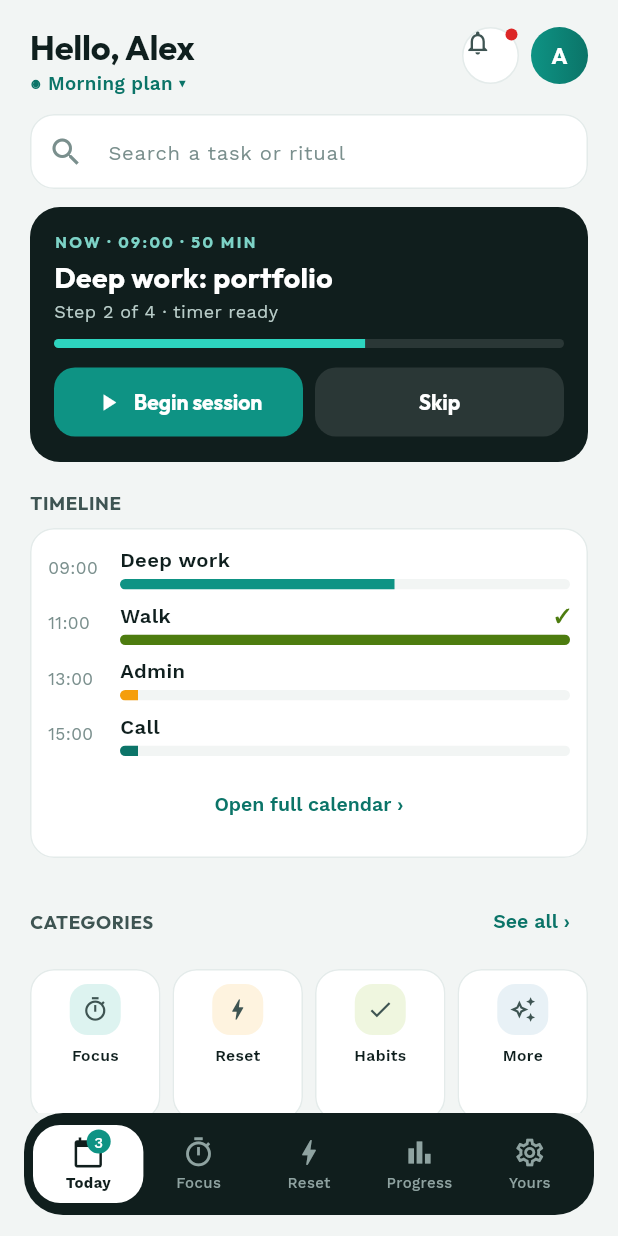
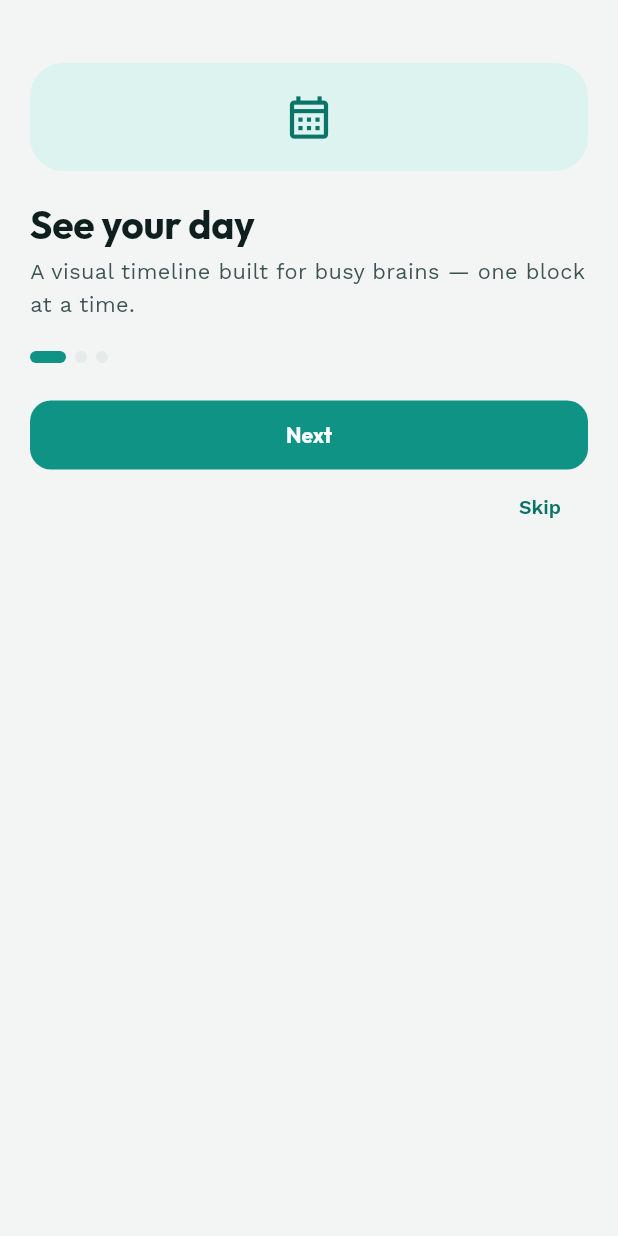
Before and after one commit to verdynordsten/puduu-app, a Flutter app: the screen it shows after launch, on a phone screen of 412 x 824 dp. Run offline on Flutter 3.47's test engine with Material 3 defaults, Android fonts, the phone set to English and light mode, and no system bars; our stand-ins replace flutter_riverpod, shared_preferences.

Commit message:
Match .pen v11: onboarding first-run gate + wire dead buttons
- _Root gate: OnboardingFlow 3 steps (Next/Back/Skip) -> shared_prefs persist
- Today: Open-full-calendar -> Calendar sub, Categories See-all -> Library sub
- analyze clean, build ok, onboarding->Today verified 10/10

```diff
--- a/lib/features/more_pages.dart
+++ b/lib/features/more_pages.dart
@@ -455,6 +455,74 @@ class _OnboardingPageState extends State<OnboardingPage> {
   }
 }
 
+// ---------- onboarding flow (interactive first-run gate) ----------
+class OnboardingFlow extends StatefulWidget {
+  final VoidCallback onDone;
+  const OnboardingFlow({super.key, required this.onDone});
+  @override
+  State<OnboardingFlow> createState() => _OnboardingFlowState();
+}
+
+class _OnboardingFlowState extends State<OnboardingFlow> {
+  int step = 0;
+  static const _steps = [
+    ('See your day', 'A visual timeline built for busy brains — one block at a time.', Icons.calendar_month_outlined),
+    ('Start tiny', 'Two-minute resets thaw frozen days. Done beats perfect.', Icons.bolt_outlined),
+    ('Stay gentle', 'Max 6 nudges a day. Quiet 22:00–07:00. You stay in charge.', Icons.notifications_outlined),
+  ];
+  @override
+  Widget build(BuildContext context) {
+    final s = _steps[step];
+    return ListView(
+      padding: _pad,
+      children: [
+        const SizedBox(height: 24),
+        Container(
+          width: 72, height: 72,
+          decoration: BoxDecoration(color: PuduuColors.tealWash, borderRadius: BorderRadius.circular(22)),
+          child: Icon(s.$3, size: 34, color: PuduuColors.tealDeep),
+        ),
+        const SizedBox(height: 20),
+        Text(s.$1, style: PuduuType.display.copyWith(fontSize: 26)),
+        const SizedBox(height: 6),
+        Text(s.$2, style: PuduuType.body.copyWith(fontSize: 14.5)),
+        const SizedBox(height: 20),
+        Row(
+          children: [
+            for (var i = 0; i < 3; i++)
+              Container(width: i == step ? 24 : 8, height: 8, margin: const EdgeInsets.only(right: 6),
+                decoration: BoxDecoration(color: i == step ? PuduuColors.teal : PuduuColors.line, borderRadius: BorderRadius.circular(4))),
+          ],
+        ),
+        const SizedBox(height: 24),
+        SizedBox(
+          width: double.infinity,
+          child: FilledButton(
+            onPressed: () {
+              if (step < 2) {
+                setState(() => step++);
+              } else {
+                widget.onDone();
+              }
+            },
+            child: Text(step == 2 ? 'Start planning' : 'Next'),
+          ),
+        ),
+        Row(
+          mainAxisAlignment: MainAxisAlignment.spaceBetween,
+          children: [
+            if (step > 0)
+              TextButton(onPressed: () => setState(() => step--), child: const Text('Back'))
+            else
+              const SizedBox.shrink(),
+            TextButton(onPressed: widget.onDone, child: const Text('Skip')),
+          ],
+        ),
+      ],
+    );
+  }
+}
+
 // ---------- shared search (no controller variant) ----------
 class SearchField2 extends StatelessWidget {
   final String hint;
--- a/lib/main.dart
+++ b/lib/main.dart
@@ -6,6 +6,7 @@ import 'core/theme/puduu_theme.dart';
 import 'core/models.dart';
 import 'core/ai_slot/ai_planner.dart';
 import 'features/more_pages.dart';
+import 'package:shared_preferences/shared_preferences.dart';
 
 const _uuid = Uuid();
 
@@ -50,7 +51,23 @@ final todayProvider = StateProvider<List<PuduuTask>>((_) => [
     ]);
 final aiProvider = Provider<AiPlannerProvider>((_) => RuleBasedProvider());
 
-void main() => runApp(const ProviderScope(child: PuduuApp()));
+final onboardedProvider = StateProvider<bool>((_) => false);
+
+void main() async {
+  WidgetsFlutterBinding.ensureInitialized();
+  final prefs = await SharedPreferences.getInstance();
+  final seen = prefs.getBool('puduu_onboarded') ?? false;
+  runApp(ProviderScope(
+    overrides: [onboardedProvider.overrideWith((_) => seen)],
+    child: const PuduuApp(),
+  ));
+}
+
+Future<void> completeOnboarding(WidgetRef ref) async {
+  final prefs = await SharedPreferences.getInstance();
+  await prefs.setBool('puduu_onboarded', true);
+  ref.read(onboardedProvider.notifier).state = true;
+}
 
 class PuduuApp extends StatelessWidget {
   const PuduuApp({super.key});
@@ -59,8 +76,38 @@ class PuduuApp extends StatelessWidget {
     return MaterialApp(
       title: 'Puduu',
       theme: puduuTheme(),
-      home: const Shell(),
+      home: const _Root(),
       debugShowCheckedModeBanner: false,
+    );
+  }
+}
+
+// ---------- root: onboarding gate -> shell ----------
+class _Root extends ConsumerWidget {
+  const _Root();
+  @override
+  Widget build(BuildContext context, WidgetRef ref) {
+    final seen = ref.watch(onboardedProvider);
+    if (!seen) return const OnboardingGate();
+    return const Shell();
+  }
+}
+
+class OnboardingGate extends ConsumerWidget {
+  const OnboardingGate({super.key});
+  @override
+  Widget build(BuildContext context, WidgetRef ref) {
+    return Scaffold(
+      body: SafeArea(
+        child: Center(
+          child: ConstrainedBox(
+            constraints: const BoxConstraints(maxWidth: 560),
+            child: OnboardingFlow(
+              onDone: () => completeOnboarding(ref),
+            ),
+          ),
+        ),
+      ),
     );
   }
 }
@@ -518,7 +565,10 @@ class TimelineStrip extends StatelessWidget {
                   ],
                 ),
               ),
-            TextButton(onPressed: () {}, child: const Text('Open full calendar ›')),
+            TextButton(
+                onPressed: () => Navigator.of(context).push(MaterialPageRoute(
+                    builder: (_) => const _SubShell(title: 'Calendar', child: CalendarPage()))),
+                child: const Text('Open full calendar ›')),
           ],
         ),
       ),
@@ -557,7 +607,11 @@ class TodayPage extends ConsumerWidget {
         ),
         const SectionHead(label: 'TIMELINE'),
         const TimelineStrip(),
-        const SectionHead(label: 'CATEGORIES', action: 'See all ›'),
+        SectionHead(
+            label: 'CATEGORIES',
+            action: 'See all ›',
+            onAction: () => Navigator.of(context).push(MaterialPageRoute(
+                builder: (_) => const _SubShell(title: 'Library', child: LibraryPage())))),
         GridView.count(
           crossAxisCount: 4,
           shrinkWrap: true,
@@ -904,7 +958,7 @@ class GrowsPage extends StatelessWidget {
               ),
           ],
         ),
-        const SectionHead(label: 'THIS WEEK', action: 'See all ›'),
+        const SectionHead(label: 'THIS WEEK'),
         const TaskCard(
             dot: PuduuColors.teal,
             title: 'Weekly shelf',
--- a/pubspec.yaml
+++ b/pubspec.yaml
@@ -14,6 +14,7 @@ dependencies:
   flutter_riverpod: ^3.4.3
   intl: ^0.20.3
   riverpod: ^3.4.3
+  shared_preferences: ^2.5.5
   supabase_flutter: ^2.17.2
   uuid: ^4.6.0
 
```
Also changed, not shown: pubspec.lock.
